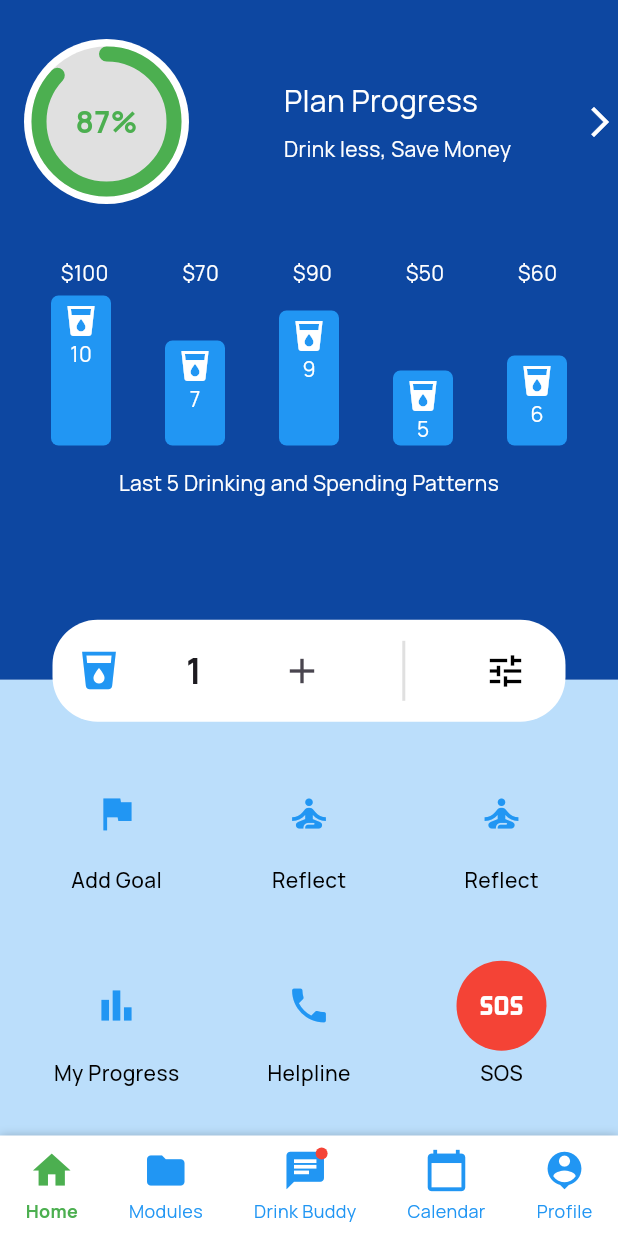
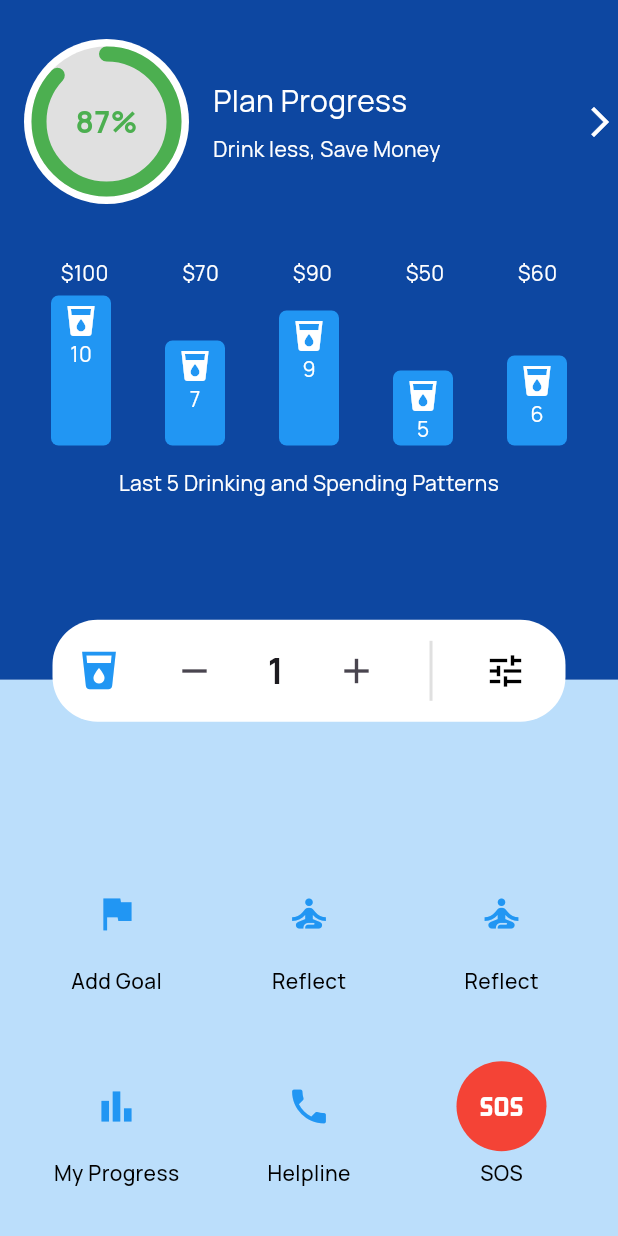
Before and after one commit to JITHIN665/drink_buddy, a Flutter app: the HomeScreen screen opened directly, after a tap on the "add" icon, on a phone screen of 412 x 824 dp. Run offline on Flutter 3.47's test engine with Material 3 defaults, Android fonts, the light colour scheme and no system bars; drawn by our look-alikes of percent_indicator; our stand-ins replace animated_text_kit, table_calendar.

Commit message:
common bottom navigation

```diff
--- a/lib/modules/calender/views/calender_screen.dart
+++ b/lib/modules/calender/views/calender_screen.dart
@@ -28,10 +28,6 @@ class _CustomCalendarScreenState extends State<CustomCalendarScreen> {
             children: calendarList(),
           ),
         ),
-      ),
-      bottomNavigationBar: CustomBottomNavigationBar(
-        selectedIndex: 3,
-        onItemSelected: (p0) {},
       ),
     );
   }
--- a/lib/modules/home/views/home_screen.dart
+++ b/lib/modules/home/views/home_screen.dart
@@ -38,7 +38,6 @@ class HomeScreen extends StatelessWidget {
               children: [
                 const SizedBox(height: 10),
                 Row(
-                  mainAxisAlignment: MainAxisAlignment.spaceBetween,
                   children: [
                     const PlanProgressIndicator(progress: 0.87),
                     Column(
@@ -50,6 +49,7 @@ class HomeScreen extends StatelessWidget {
                             textAlign: TextAlign.center, style: TextStyle(color: appColor(context).fullWhite, fontSize: 14)),
                       ],
                     ),
+                    const Spacer(),
                     Icon(Icons.arrow_forward_ios, color: appColor(context).fullWhite),
                   ],
                 ),
@@ -75,10 +75,6 @@ class HomeScreen extends StatelessWidget {
           ),
         ],
       ),
-      bottomNavigationBar: CustomBottomNavigationBar(
-        selectedIndex: 0,
-        onItemSelected: (p0) {},
-      ),
     );
   }
 }
--- a/lib/modules/home/widgets/counter_section.dart
+++ b/lib/modules/home/widgets/counter_section.dart
@@ -21,6 +21,13 @@ class CounterSection extends StatelessWidget {
             mainAxisAlignment: MainAxisAlignment.spaceBetween,
             children: [
               const Icon(Icons.local_drink, color: Colors.blue, size: 30),
+              Visibility(
+                visible: counterProvider.count != 0 ? true : false,
+                child: IconButton(
+                  icon: const Icon(Icons.remove, size: 28),
+                  onPressed: counterProvider.decrement,
+                ),
+              ),
               Text(
                 "${counterProvider.count}",
                 style: const TextStyle(fontSize: 24, fontWeight: FontWeight.bold),
@@ -36,8 +43,7 @@ class CounterSection extends StatelessWidget {
               ),
               IconButton(
                 icon: const Icon(Icons.tune, color: Colors.black, size: 28),
-                onPressed: () {
-                },
+                onPressed: () {},
               ),
             ],
           ),
--- a/lib/modules/profile/views/profile_screen.dart
+++ b/lib/modules/profile/views/profile_screen.dart
@@ -25,10 +25,6 @@ class ProfileScreen extends StatelessWidget {
   Widget build(BuildContext context) {
     return Scaffold(
       backgroundColor: appColor(context).primaryBlueLight,
-      bottomNavigationBar: CustomBottomNavigationBar(
-        selectedIndex: 4,
-        onItemSelected: (p0) {},
-      ),
       body: Padding(
         padding: const EdgeInsets.all(16.0),
         child: Column(
--- a/lib/modules/quickBuddy/views/quick_link_screen.dart
+++ b/lib/modules/quickBuddy/views/quick_link_screen.dart
@@ -3,7 +3,6 @@ import 'package:drink_buddy/modules/quickBuddy/widgets/show_more_button.dart';
 import 'package:drink_buddy/modules/quickBuddy/widgets/welcome_message.dart';
 import 'package:drink_buddy/themes/app_theme.dart';
 import 'package:drink_buddy/themes/app_transition.dart';
-import 'package:drink_buddy/themes/widgets/custom_bottom_navigation_bar.dart';
 import 'package:flutter/material.dart';
 
 class QuickLinkScreen extends StatelessWidget {
@@ -46,10 +45,6 @@ class QuickLinkScreen extends StatelessWidget {
           ],
         ),
       ),
-      bottomNavigationBar: CustomBottomNavigationBar(
-        selectedIndex: 2,
-        onItemSelected: (p0) {},
-      ),
     );
   }
 }
--- a/lib/modules/splash/splash_screen.dart
+++ b/lib/modules/splash/splash_screen.dart
@@ -1,4 +1,4 @@
-import 'package:drink_buddy/modules/home/views/home_screen.dart';
+import 'package:drink_buddy/themes/widgets/main_screen.dart';
 import 'package:flutter/material.dart';
 import 'dart:async';
 import 'package:animated_text_kit/animated_text_kit.dart';
@@ -27,7 +27,7 @@ class _SplashScreenState extends State<SplashScreen> with SingleTickerProviderSt
     Timer(const Duration(seconds: 6), () {
       Navigator.pushReplacement(
           context,
-          MaterialPageRoute(builder: (context) => const HomeScreen()),
+          MaterialPageRoute(builder: (context) => const MainScreen()),
         );
     });
   }
--- a/lib/themes/widgets/custom_bottom_navigation_bar.dart
+++ b/lib/themes/widgets/custom_bottom_navigation_bar.dart
@@ -1,8 +1,3 @@
-import 'package:drink_buddy/modules/calender/views/calender_screen.dart';
-import 'package:drink_buddy/modules/home/views/home_screen.dart';
-import 'package:drink_buddy/modules/module/view/module_screen.dart';
-import 'package:drink_buddy/modules/profile/views/profile_screen.dart';
-import 'package:drink_buddy/modules/quickBuddy/views/quick_link_screen.dart';
 import 'package:drink_buddy/themes/app_theme.dart';
 import 'package:flutter/material.dart';
 
@@ -39,10 +34,7 @@ class CustomBottomNavigationBar extends StatelessWidget {
           final isSelected = selectedIndex == index;
 
           return GestureDetector(
-            onTap: () {
-              onItemSelected(index);
-              _navigateToScreen(context, item['label'] as String);
-            },
+            onTap: () => onItemSelected(index),
             child: Column(
               mainAxisSize: MainAxisSize.min,
               children: [
@@ -84,41 +76,4 @@ class CustomBottomNavigationBar extends StatelessWidget {
       ),
     );
   }
-
-  void _navigateToScreen(BuildContext context, String label) {
-    switch (label) {
-      case "Home":
-        Navigator.pushReplacement(
-          context,
-          MaterialPageRoute(builder: (context) => const HomeScreen()),
-        );
-        break;
-      case "Modules":
-        Navigator.pushReplacement(
-          context,
-          MaterialPageRoute(builder: (context) => ModuleScreen()),
-        );
-        break;
-      case "Drink Buddy":
-        Navigator.pushReplacement(
-          context,
-          MaterialPageRoute(builder: (context) => QuickLinkScreen()),
-        );
-        break;
-      case "Calendar":
-        Navigator.pushReplacement(
-          context,
-          MaterialPageRoute(builder: (context) => const CustomCalendarScreen()),
-        );
-        break;
-      case "Profile":
-        Navigator.pushReplacement(
-          context,
-          MaterialPageRoute(builder: (context) => ProfileScreen()),
-        );
-        break;
-      default:
-        break;
-    }
-  }
 }
```
Also changed, not shown: lib/infrastructure/Home/provider/counter_provider.dart (+7 -0 lines), lib/modules/module/view/module_screen.dart (+17 -6 lines), lib/themes/widgets/main_screen.dart (added, +47 -0 lines).
